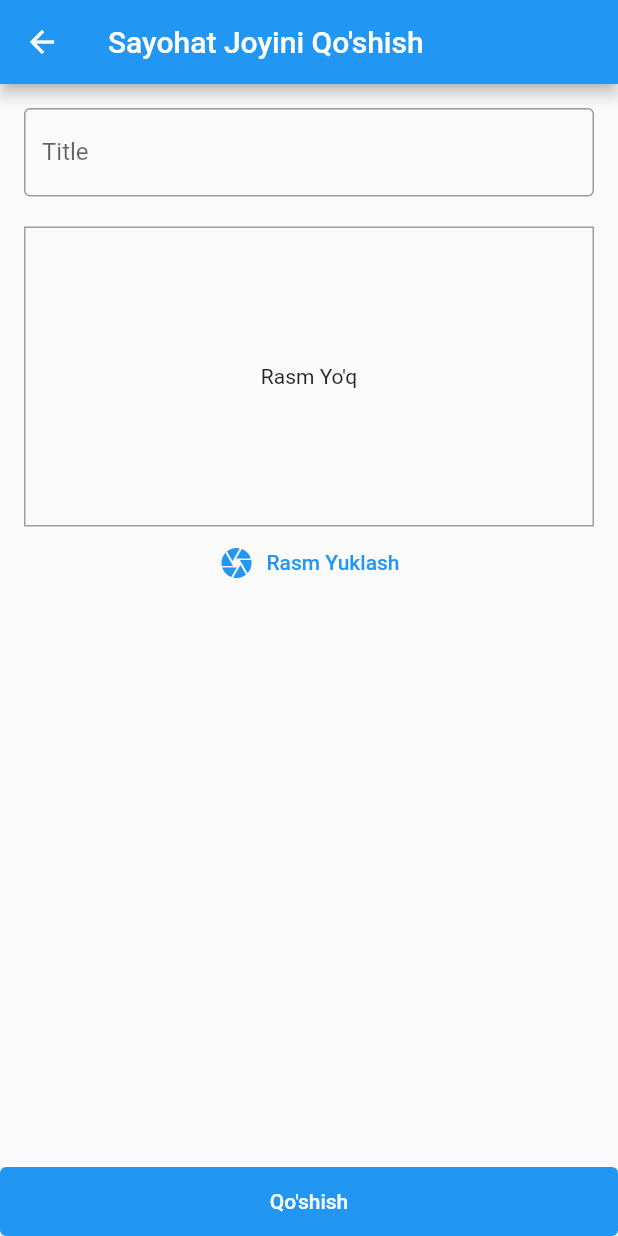
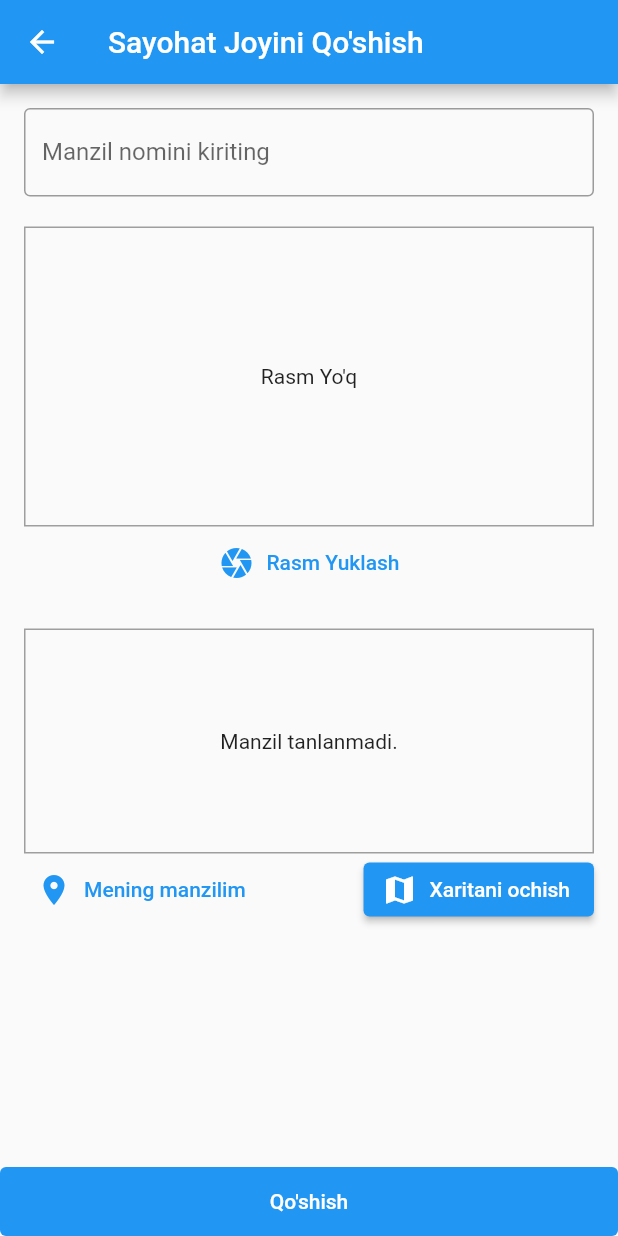
Before and after one commit to Yusufdevv/travel_app_example, a Flutter app: the AddPlaceScreen screen opened by its route, on a phone screen of 412 x 824 dp. Run offline on Flutter 3.47's test engine with Material 2 defaults, Android fonts, the phone set to English and light mode, and no system bars; our stand-ins replace image_picker, sqflite; accounts and stored records are empty.

Commit message:
location input added

```diff
--- a/lib/presentation/screens/add_place_screen.dart
+++ b/lib/presentation/screens/add_place_screen.dart
@@ -2,6 +2,7 @@ import 'dart:io';
 
 import 'package:flutter/material.dart';
 import 'package:module_13_part_2/presentation/widgets/image_input.dart';
+import 'package:module_13_part_2/presentation/widgets/location_input.dart';
 import 'package:module_13_part_2/providers/places_provider.dart';
 import 'package:provider/provider.dart';
 
@@ -43,7 +44,9 @@ class _AddPlaceScreenState extends State<AddPlaceScreen> {
         mainAxisAlignment: MainAxisAlignment.spaceBetween,
         crossAxisAlignment: CrossAxisAlignment.stretch,
         children: [
-          Padding(
+          Expanded(
+            child: SingleChildScrollView(
+              child: Padding(
                 padding: const EdgeInsets.all(16.0),
                 child: Form(
                   key: _formKey,
@@ -51,7 +54,8 @@ class _AddPlaceScreenState extends State<AddPlaceScreen> {
                     children: [
                       TextFormField(
                         decoration: const InputDecoration(
-                        labelText: 'Title', border: OutlineInputBorder()),
+                            labelText: 'Manzil nomini kiriting',
+                            border: OutlineInputBorder()),
                         validator: (value) {
                           if (value == null || value.isEmpty) {
                             return 'Iltimos, joy nomini kiriting!';
@@ -63,8 +67,12 @@ class _AddPlaceScreenState extends State<AddPlaceScreen> {
                         },
                       ),
                       const SizedBox(height: 20),
-                  ImageInput(_takeSavedImage)
+                      ImageInput(_takeSavedImage),
+                      const SizedBox(height: 20),
+                      const LocationInput()
                     ],
+                  ),
+                ),
               ),
             ),
           ),
--- /dev/null
+++ b/lib/presentation/widgets/location_input.dart
@@ -0,0 +1,46 @@
+import 'package:flutter/material.dart';
+
+class LocationInput extends StatefulWidget {
+  const LocationInput({super.key});
+
+  @override
+  State<LocationInput> createState() => _LocationInputState();
+}
+
+class _LocationInputState extends State<LocationInput> {
+  String? _previewLocationImage;
+  @override
+  Widget build(BuildContext context) {
+    return Column(
+      children: [
+        Container(
+          height: 150,
+          width: double.infinity,
+          decoration: BoxDecoration(
+              border: Border.all(
+            color: Colors.grey,
+          )),
+          alignment: Alignment.center,
+          child: _previewLocationImage == null
+              ? const Text('Manzil tanlanmadi.')
+              : Image.network(_previewLocationImage!),
+        ),
+        Row(
+          mainAxisAlignment: MainAxisAlignment.spaceBetween,
+          children: [
+            TextButton.icon(
+              onPressed: () {},
+              icon: const Icon(Icons.location_on),
+              label: const Text('Mening manzilim'),
+            ),
+            ElevatedButton.icon(
+              onPressed: () {},
+              icon: const Icon(Icons.map),
+              label: const Text('Xaritani ochish'),
+            ),
+          ],
+        )
+      ],
+    );
+  }
+}
```
Lines whose indentation alone changed are shown as unchanged.
